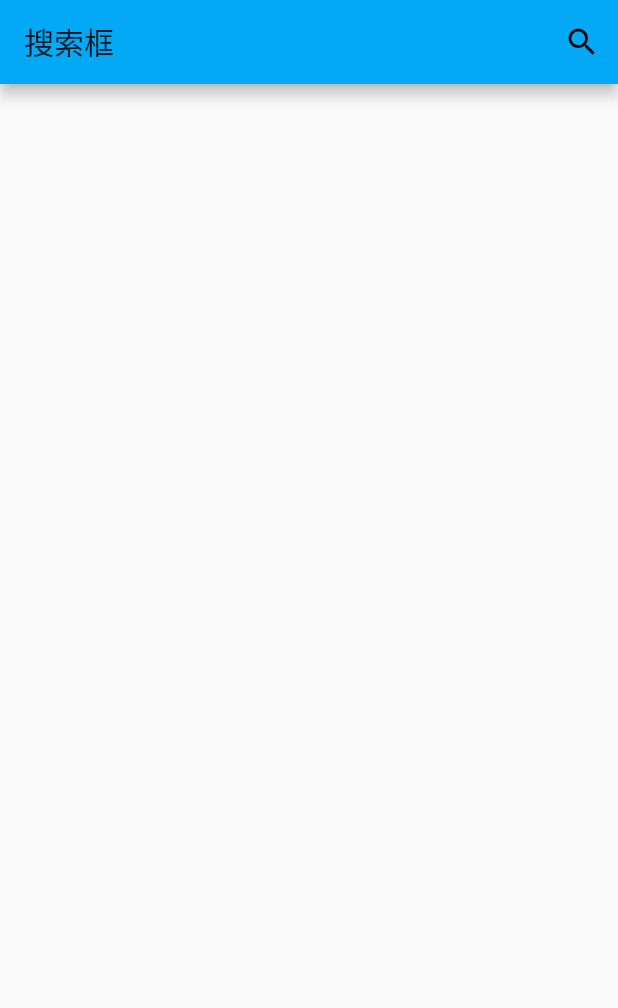
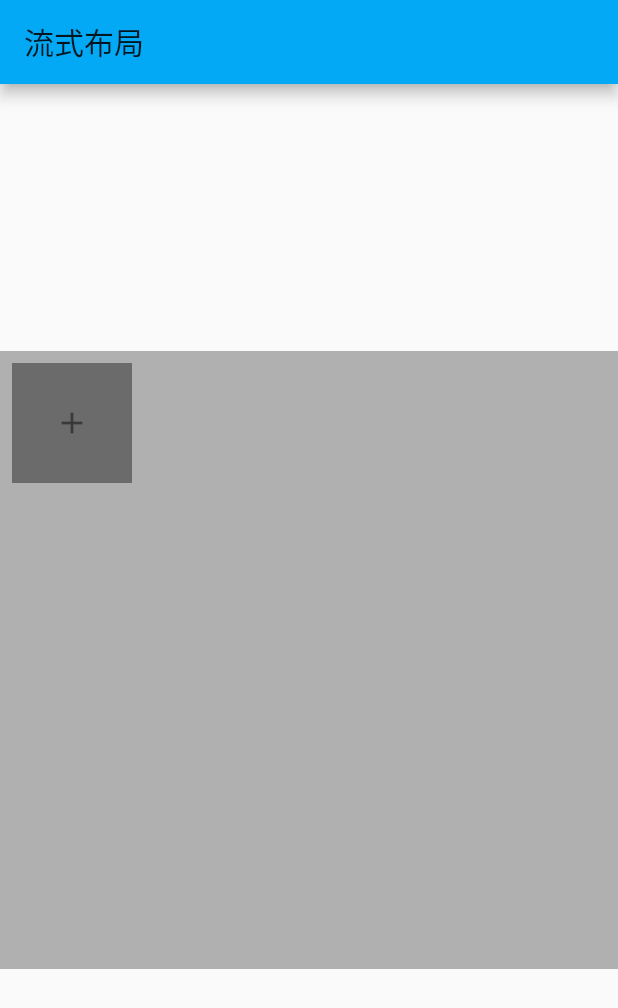
Before and after one commit to maoai-xianyu/flutter_learn, a Flutter app: the screen it shows after launch, on a phone screen of 412 x 824 dp. Shown: the top 1008 px of the screen. Run offline on Flutter 3.47's test engine with Material 2 defaults, Android fonts, the phone set to English and light mode, and no system bars.

Commit message:
流式布局

```diff
--- a/lib/main.dart
+++ b/lib/main.dart
@@ -14,6 +14,7 @@ import 'project/Project03NavigatorAnimation.dart';
 import 'project/Project04DullPolish.dart';
 import 'project/Project05StagePage.dart';
 import 'project/Project06SearchProgress.dart';
+import './project/Project07WrapFlowLayout.dart';
 
 
 void main() => runApp(App());
@@ -31,7 +32,7 @@ class App extends StatelessWidget {
       theme: ThemeData(
         primarySwatch: Colors.lightBlue,
       ),
-      home: Project06SearchProgress(),
+      home: Project07WrapFlowLayout(),
     );
   }
 }
--- /dev/null
+++ b/lib/project/Project07WrapFlowLayout.dart
@@ -0,0 +1,80 @@
+import 'package:flutter/material.dart';
+
+class Project07WrapFlowLayout extends StatefulWidget {
+  @override
+  _Project07WrapFlowLayoutState createState() =>
+      _Project07WrapFlowLayoutState();
+}
+
+class _Project07WrapFlowLayoutState extends State<Project07WrapFlowLayout> {
+  List<Widget> list;
+
+  buildAddButton() {
+    // 手势识别是对没有点击事件的组件
+    return GestureDetector(
+      onTap: () {
+        if (list.length < 9) {
+          setState(() {
+            list.insert(list.length - 1, buildPhoto());
+          });
+        }
+      },
+      child: Padding(
+        padding: EdgeInsets.all(8.0),
+        child: Container(
+          width: 80.0,
+          height: 80.0,
+          color: Colors.black54,
+          child: Icon(Icons.add),
+        ),
+      ),
+    );
+  }
+
+  Widget buildPhoto() {
+    return Padding(
+      padding: EdgeInsets.all(8.0),
+      child: Container(
+        width: 80.0,
+        height: 80.0,
+        color: Colors.amber,
+        child: Center(
+          child: Text('照片'),
+        ),
+      ),
+    );
+  }
+
+  @override
+  void initState() {
+    super.initState();
+    list = List<Widget>()..add(buildAddButton());
+  }
+
+  @override
+  Widget build(BuildContext context) {
+    final width = MediaQuery.of(context).size.width; // 获取屏幕的宽度
+    final height = MediaQuery.of(context).size.height; // 获取屏幕的宽度
+
+    return Scaffold(
+      appBar: AppBar(
+        title: Text('流式布局'),
+      ),
+      body: Center(
+        child: Opacity(
+          opacity: 0.8,
+          child: Container(
+            width: width,
+            height: height / 2,
+            color: Colors.grey,
+            // 流式布局
+            child: Wrap(
+              children: list,
+              spacing: 26.0,
+            ),
+          ),
+        ),
+      ),
+    );
+  }
+}
```
Also changed, not shown: 1 other file.
